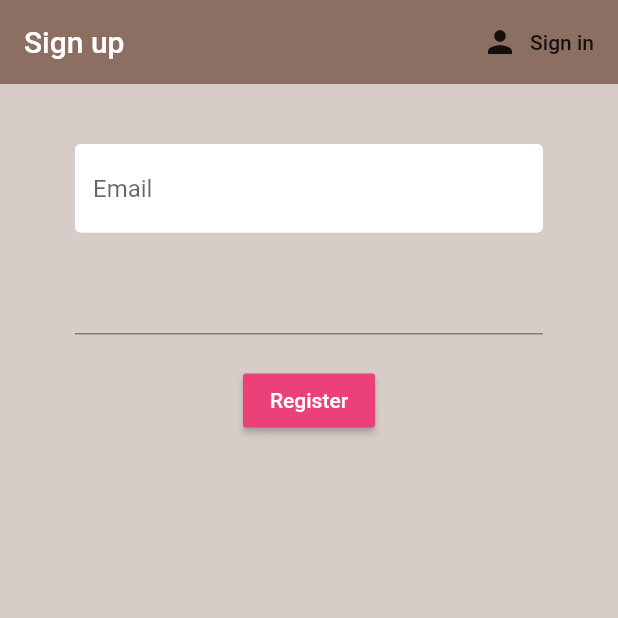
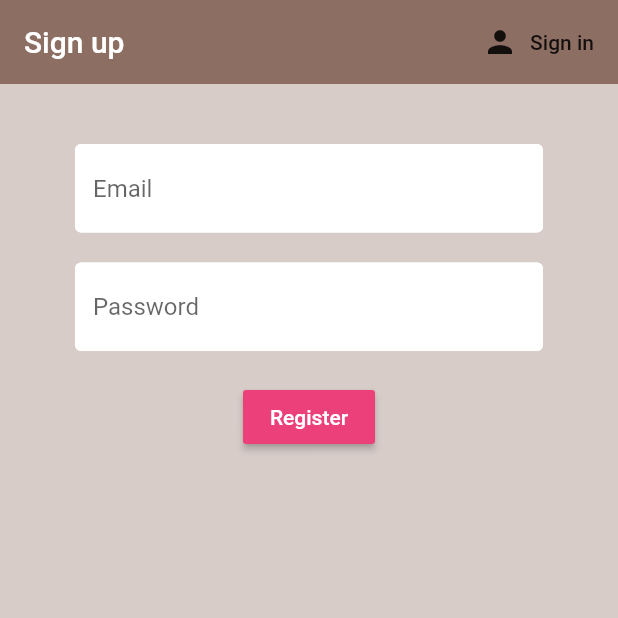
Before and after one commit to anantcodes/Coffee, a Flutter app: the screen it shows after launch, after a tap on "Sign in", after a tap on "Register", on a phone screen of 412 x 824 dp, the top half of it. Run offline on Flutter 3.47's test engine with Material 2 defaults, Android fonts, the phone set to English and light mode, and no system bars; our stand-ins replace firebase_auth; accounts and stored records are empty.

Commit message:
initial commit message

```diff
--- a/lib/register.dart
+++ b/lib/register.dart
@@ -54,7 +54,7 @@ class _RegisterState extends State<Register> {
             children: <Widget>[
               SizedBox(height: 20.0,),
               TextFormField(
-                decoration: textInputDecoration,
+                decoration: textInputDecoration.copyWith(hintText: 'Email'),
                 validator: (val)=>val.isEmpty?'Enter an email':null ,
                 onChanged: (val){
                   setState(() {
@@ -65,6 +65,7 @@ class _RegisterState extends State<Register> {
 
               SizedBox(height: 20.0,),
               TextFormField(
+                decoration: textInputDecoration.copyWith(hintText: 'Password'),
                 obscureText: true,
                 validator: (val)=>val.length<6?'Enter a password 6+ chars long':null ,
                 onChanged: (val){
--- a/lib/shared/constants.dart
+++ b/lib/shared/constants.dart
@@ -1,7 +1,6 @@
 import 'package:flutter/material.dart';
 
 const textInputDecoration = InputDecoration(
-    hintText: 'Email',
     fillColor: Colors.white,
     filled: true,
     enabledBorder: OutlineInputBorder(
--- a/lib/sign_in.dart
+++ b/lib/sign_in.dart
@@ -1,4 +1,5 @@
 
+import 'package:coffee/shared/constants.dart';
 import 'package:flutter/material.dart';
 
 import 'auth.dart';
@@ -52,6 +53,7 @@ class _SignInState extends State<SignIn> {
             children: <Widget>[
               SizedBox(height: 20.0,),
               TextFormField(
+                decoration: textInputDecoration.copyWith(hintText: 'Email'),
                 validator: (val)=>val.isEmpty?'Enter an email':null ,
                 onChanged: (val){
                   setState(() {
@@ -62,6 +64,7 @@ class _SignInState extends State<SignIn> {
 
               SizedBox(height: 20.0,),
               TextFormField(
+                decoration: textInputDecoration.copyWith(hintText: 'Password '),
                 obscureText: true,
                 validator: (val)=>val.length<6?'Enter a password 6+ chars long':null ,
                 onChanged: (val){
```
